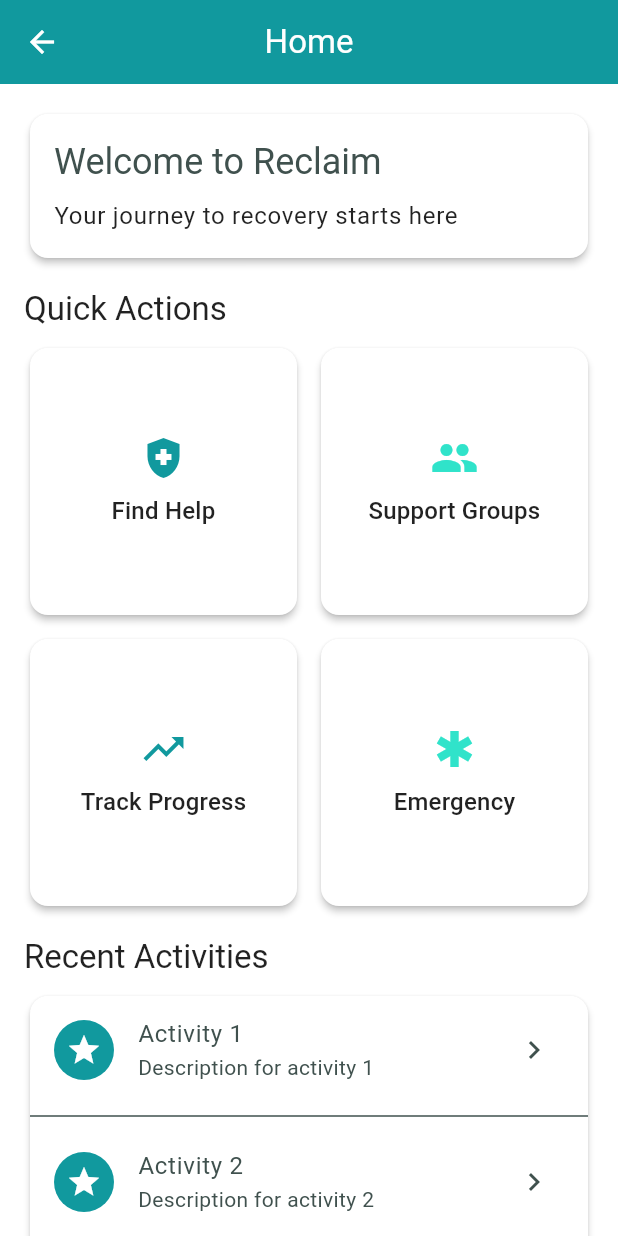
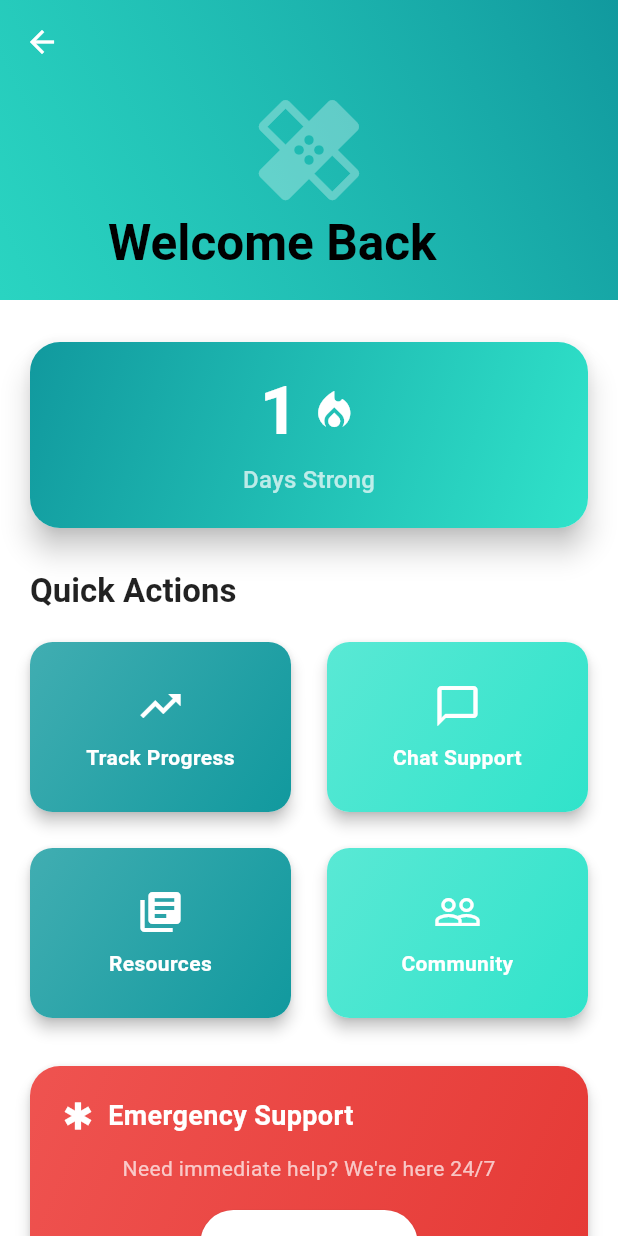
Before and after one commit to Abelboby/Reclaim, a Flutter app: the HomeScreen screen opened directly, on a phone screen of 412 x 824 dp. Run offline on Flutter 3.47's test engine with Material 3 defaults, Android fonts, the phone set to English and light mode, and no system bars; our stand-ins replace confetti, firebase_auth, firebase_core, google_generative_ai, google_sign_in, shared_preferences and 1 more; accounts and stored records are empty.

Commit message:
Touched up the UI here and there

```diff
--- a/lib/core/providers/auth_provider.dart
+++ b/lib/core/providers/auth_provider.dart
@@ -11,9 +11,11 @@ class AuthProvider extends ChangeNotifier {
   final GoogleSignIn _googleSignIn = GoogleSignIn();
 
   User? _user;
+  String? _photoUrl;
   bool _isLoading = false;
 
   User? get user => _user;
+  String? get photoUrl => _photoUrl;
   bool get isLoading => _isLoading;
 
   AuthProvider() {
@@ -48,6 +50,7 @@ class AuthProvider extends ChangeNotifier {
           await _auth.signInWithCredential(credential);
 
       _user = userCredential.user;
+      _photoUrl = googleUser.photoUrl;
       _isLoading = false;
       notifyListeners();
 
--- a/lib/presentation/screens/home/home_screen.dart
+++ b/lib/presentation/screens/home/home_screen.dart
@@ -1,6 +1,8 @@
 import 'package:flutter/material.dart';
 import '../../../core/constants/app_colors.dart';
 import '../tracker/tracker_screen.dart';
+import 'package:provider/provider.dart';
+import '../../../core/providers/sobriety_provider.dart';
 
 class HomeScreen extends StatelessWidget {
   const HomeScreen({super.key});
@@ -8,26 +10,225 @@ class HomeScreen extends StatelessWidget {
   @override
   Widget build(BuildContext context) {
     return Scaffold(
-      appBar: AppBar(
-        title: const Text('Home'),
-        centerTitle: true,
+      body: CustomScrollView(
+        slivers: [
+          SliverAppBar(
+            expandedHeight: 200,
+            floating: false,
+            pinned: true,
+            flexibleSpace: FlexibleSpaceBar(
+              title: const Text(
+                'Welcome Back',
+                style: TextStyle(fontWeight: FontWeight.bold),
               ),
-      body: ListView(
-        padding: const EdgeInsets.all(16),
+              background: Container(
+                decoration: BoxDecoration(
+                  gradient: LinearGradient(
+                    begin: Alignment.topRight,
+                    end: Alignment.bottomLeft,
+                    colors: [
+                      AppColors.oceanBlue,
+                      AppColors.turquoise.withOpacity(0.8),
+                    ],
+                  ),
+                ),
+                child: Center(
+                  child: Icon(
+                    Icons.healing,
+                    size: 80,
+                    color: Colors.white.withOpacity(0.3),
+                  ),
+                ),
+              ),
+            ),
+          ),
+          SliverToBoxAdapter(
+            child: Column(
               children: [
-          _buildWelcomeCard(context),
-          const SizedBox(height: 16),
+                const SizedBox(height: 24),
+                _buildCurrentStreak(context),
+                const SizedBox(height: 24),
                 _buildQuickActions(context),
-          const SizedBox(height: 16),
-          _buildRecentActivities(context),
-          ListTile(
-            leading: const Icon(Icons.track_changes),
-            title: const Text('Track Progress'),
-            onTap: () {
+                const SizedBox(height: 24),
+                _buildEmergencyCard(context),
+                const SizedBox(height: 24),
+              ],
+            ),
+          ),
+        ],
+      ),
+    );
+  }
+
+  Widget _buildCurrentStreak(BuildContext context) {
+    return Consumer<SobrietyProvider>(
+      builder: (context, provider, _) {
+        final data = provider.data;
+        if (data == null) return const SizedBox.shrink();
+
+        return Container(
+          margin: const EdgeInsets.symmetric(horizontal: 16),
+          child: Card(
+            elevation: 8,
+            shape: RoundedRectangleBorder(
+              borderRadius: BorderRadius.circular(20),
+            ),
+            child: Container(
+              padding: const EdgeInsets.all(20),
+              decoration: BoxDecoration(
+                borderRadius: BorderRadius.circular(20),
+                gradient: LinearGradient(
+                  begin: Alignment.topLeft,
+                  end: Alignment.bottomRight,
+                  colors: [
+                    AppColors.oceanBlue,
+                    AppColors.turquoise,
+                  ],
+                ),
+              ),
+              child: Column(
+                children: [
+                  Row(
+                    mainAxisAlignment: MainAxisAlignment.center,
+                    children: [
+                      Text(
+                        '${data.currentStreak}',
+                        style: Theme.of(context).textTheme.displayMedium?.copyWith(
+                              color: Colors.white,
+                              fontWeight: FontWeight.bold,
+                            ),
+                      ),
+                      const SizedBox(width: 8),
+                      const Icon(
+                        Icons.local_fire_department,
+                        color: Colors.white,
+                        size: 32,
+                      ),
+                    ],
+                  ),
+                  const SizedBox(height: 8),
+                  Text(
+                    'Days Strong',
+                    style: Theme.of(context).textTheme.titleMedium?.copyWith(
+                          color: Colors.white70,
+                        ),
+                  ),
+                ],
+              ),
+            ),
+          ),
+        );
+      },
+    );
+  }
+
+  Widget _buildQuickActions(BuildContext context) {
+    final actions = [
+      {
+        'title': 'Track Progress',
+        'icon': Icons.trending_up,
+        'color': AppColors.oceanBlue,
+        'onTap': () {
           Navigator.push(
             context,
-                MaterialPageRoute(
-                  builder: (context) => const TrackerScreen(),
+            MaterialPageRoute(builder: (context) => const TrackerScreen()),
+          );
+        },
+      },
+      {
+        'title': 'Chat Support',
+        'icon': Icons.chat_bubble_outline,
+        'color': AppColors.turquoise,
+        'onTap': () {
+          // Navigate to chat screen
+        },
+      },
+      {
+        'title': 'Resources',
+        'icon': Icons.library_books,
+        'color': AppColors.oceanBlue,
+        'onTap': () {
+          // Navigate to resources screen
+        },
+      },
+      {
+        'title': 'Community',
+        'icon': Icons.people_outline,
+        'color': AppColors.turquoise,
+        'onTap': () {
+          // Navigate to community screen
+        },
+      },
+    ];
+
+    return Container(
+      margin: const EdgeInsets.symmetric(horizontal: 16),
+      child: Column(
+        crossAxisAlignment: CrossAxisAlignment.start,
+        children: [
+          Padding(
+            padding: const EdgeInsets.only(left: 4),
+            child: Text(
+              'Quick Actions',
+              style: Theme.of(context).textTheme.titleLarge?.copyWith(
+                    fontWeight: FontWeight.bold,
+                  ),
+            ),
+          ),
+          const SizedBox(height: 16),
+          GridView.builder(
+            shrinkWrap: true,
+            physics: const NeverScrollableScrollPhysics(),
+            gridDelegate: const SliverGridDelegateWithFixedCrossAxisCount(
+              crossAxisCount: 2,
+              crossAxisSpacing: 16,
+              mainAxisSpacing: 16,
+              childAspectRatio: 1.5,
+            ),
+            itemCount: actions.length,
+            itemBuilder: (context, index) {
+              final action = actions[index];
+              return Card(
+                elevation: 4,
+                shape: RoundedRectangleBorder(
+                  borderRadius: BorderRadius.circular(15),
+                ),
+                child: InkWell(
+                  onTap: action['onTap'] as void Function(),
+                  borderRadius: BorderRadius.circular(15),
+                  child: Container(
+                    padding: const EdgeInsets.all(16),
+                    decoration: BoxDecoration(
+                      borderRadius: BorderRadius.circular(15),
+                      gradient: LinearGradient(
+                        begin: Alignment.topLeft,
+                        end: Alignment.bottomRight,
+                        colors: [
+                          (action['color'] as Color).withOpacity(0.8),
+                          (action['color'] as Color),
+                        ],
+                      ),
+                    ),
+                    child: Column(
+                      mainAxisAlignment: MainAxisAlignment.center,
+                      children: [
+                        Icon(
+                          action['icon'] as IconData,
+                          color: Colors.white,
+                          size: 32,
+                        ),
+                        const SizedBox(height: 8),
+                        Text(
+                          action['title'] as String,
+                          style: const TextStyle(
+                            color: Colors.white,
+                            fontWeight: FontWeight.bold,
+                          ),
+                          textAlign: TextAlign.center,
+                        ),
+                      ],
+                    ),
+                  ),
                 ),
               );
             },
@@ -37,106 +238,74 @@ class HomeScreen extends StatelessWidget {
     );
   }
 
-  Widget _buildWelcomeCard(BuildContext context) {
-    return Card(
-      elevation: 2,
-      child: Padding(
-        padding: const EdgeInsets.all(16),
+  Widget _buildEmergencyCard(BuildContext context) {
+    return Container(
+      margin: const EdgeInsets.symmetric(horizontal: 16),
+      child: Card(
+        elevation: 4,
+        shape: RoundedRectangleBorder(
+          borderRadius: BorderRadius.circular(20),
+        ),
+        child: Container(
+          padding: const EdgeInsets.all(20),
+          decoration: BoxDecoration(
+            borderRadius: BorderRadius.circular(20),
+            gradient: LinearGradient(
+              begin: Alignment.topLeft,
+              end: Alignment.bottomRight,
+              colors: [
+                Colors.red.shade400,
+                Colors.red.shade600,
+              ],
+            ),
+          ),
           child: Column(
-          crossAxisAlignment: CrossAxisAlignment.start,
             children: [
+              const Row(
+                children: [
+                  Icon(
+                    Icons.emergency,
+                    color: Colors.white,
+                    size: 24,
+                  ),
+                  SizedBox(width: 8),
                   Text(
-              'Welcome to Reclaim',
-              style: Theme.of(context).textTheme.headlineSmall,
+                    'Emergency Support',
+                    style: TextStyle(
+                      color: Colors.white,
+                      fontWeight: FontWeight.bold,
+                      fontSize: 18,
                     ),
-            const SizedBox(height: 8),
-            Text(
-              'Your journey to recovery starts here',
-              style: Theme.of(context).textTheme.bodyLarge,
                   ),
                 ],
               ),
+              const SizedBox(height: 12),
+              const Text(
+                'Need immediate help? We\'re here 24/7',
+                style: TextStyle(
+                  color: Colors.white70,
                 ),
-    );
-  }
-
-  Widget _buildQuickActions(BuildContext context) {
-    return Column(
-      crossAxisAlignment: CrossAxisAlignment.start,
-      children: [
-        Text(
-          'Quick Actions',
-          style: Theme.of(context).textTheme.titleLarge,
               ),
-        const SizedBox(height: 8),
-        GridView.count(
-          shrinkWrap: true,
-          physics: const NeverScrollableScrollPhysics(),
-          crossAxisCount: 2,
-          mainAxisSpacing: 8,
-          crossAxisSpacing: 8,
-          children: [
-            _buildActionCard(
-              context,
-              'Find Help',
-              Icons.health_and_safety,
-              AppColors.oceanBlue,
+              const SizedBox(height: 16),
+              ElevatedButton(
+                onPressed: () {
+                  // Handle emergency call
+                },
+                style: ElevatedButton.styleFrom(
+                  backgroundColor: Colors.white,
+                  foregroundColor: Colors.red,
+                  shape: RoundedRectangleBorder(
+                    borderRadius: BorderRadius.circular(30),
                   ),
-            _buildActionCard(
-              context,
-              'Support Groups',
-              Icons.group,
-              AppColors.turquoise,
+                  padding: const EdgeInsets.symmetric(
+                    horizontal: 32,
+                    vertical: 12,
                   ),
-            _buildActionCard(
-              context,
-              'Track Progress',
-              Icons.trending_up,
-              AppColors.oceanBlue,
                 ),
-            _buildActionCard(
-              context,
-              'Emergency',
-              Icons.emergency,
-              AppColors.turquoise,
+                child: const Text(
+                  'Call Helpline',
+                  style: TextStyle(fontWeight: FontWeight.bold),
                 ),
-          ],
-        ),
-      ],
-    );
-  }
-
-  Widget _buildActionCard(
-    BuildContext context,
-    String title,
-    IconData icon,
-    Color color,
-  ) {
-    return Card(
-      elevation: 2,
-      child: InkWell(
-        onTap: () {
-          if (title == 'Track Progress') {
-            Navigator.push(
-              context,
-              MaterialPageRoute(
-                builder: (context) => const TrackerScreen(),
-              ),
-            );
-          }
-          // Handle other actions
-        },
-        child: Padding(
-          padding: const EdgeInsets.all(16),
-          child: Column(
-            mainAxisAlignment: MainAxisAlignment.center,
-            children: [
-              Icon(icon, size: 32, color: color),
-              const SizedBox(height: 8),
-              Text(
-                title,
-                textAlign: TextAlign.center,
-                style: Theme.of(context).textTheme.titleMedium,
               ),
             ],
           ),
@@ -144,39 +313,4 @@ class HomeScreen extends StatelessWidget {
       ),
     );
   }
-
-  Widget _buildRecentActivities(BuildContext context) {
-    return Column(
-      crossAxisAlignment: CrossAxisAlignment.start,
-      children: [
-        Text(
-          'Recent Activities',
-          style: Theme.of(context).textTheme.titleLarge,
-        ),
-        const SizedBox(height: 8),
-        Card(
-          elevation: 2,
-          child: ListView.separated(
-            shrinkWrap: true,
-            physics: const NeverScrollableScrollPhysics(),
-            itemCount: 3,
-            separatorBuilder: (context, index) => const Divider(),
-            itemBuilder: (context, index) {
-              return ListTile(
-                leading: const CircleAvatar(
-                  child: Icon(Icons.star),
-                ),
-                title: Text('Activity ${index + 1}'),
-                subtitle: Text('Description for activity ${index + 1}'),
-                trailing: const Icon(Icons.chevron_right),
-                onTap: () {
-                  // Handle activity tap
-                },
-              );
-            },
-          ),
-        ),
-      ],
-    );
 }
-}
--- a/lib/presentation/screens/profile/profile_screen.dart
+++ b/lib/presentation/screens/profile/profile_screen.dart
@@ -54,7 +54,7 @@ class ProfileScreen extends StatelessWidget {
       body: ListView(
         children: [
           const SizedBox(height: 20),
-          _buildProfileHeader(context, user),
+          _buildProfileHeader(context),
           const SizedBox(height: 20),
           _buildProfileStats(),
           const SizedBox(height: 20),
@@ -66,33 +66,48 @@ class ProfileScreen extends StatelessWidget {
     );
   }
 
-  Widget _buildProfileHeader(BuildContext context, user) {
-    return Column(
+  Widget _buildProfileHeader(BuildContext context) {
+    return Consumer<AuthProvider>(
+      builder: (context, authProvider, _) {
+        final user = authProvider.user;
+        final photoUrl = authProvider.photoUrl;
+
+        return Container(
+          padding: const EdgeInsets.all(16),
+          child: Column(
             children: [
               CircleAvatar(
                 radius: 50,
-          backgroundColor: AppColors.turquoise,
-          child: Text(
+                backgroundColor: AppColors.oceanBlue.withOpacity(0.1),
+                backgroundImage: photoUrl != null ? NetworkImage(photoUrl) : null,
+                child: photoUrl == null
+                    ? Text(
                         user?.displayName?.substring(0, 1).toUpperCase() ?? 'U',
                         style: const TextStyle(
-              fontSize: 40,
-              color: Colors.white,
+                          fontSize: 32,
+                          fontWeight: FontWeight.bold,
+                          color: AppColors.oceanBlue,
                         ),
-          ),
+                      )
+                    : null,
               ),
               const SizedBox(height: 16),
               Text(
                 user?.displayName ?? 'User',
-          style: Theme.of(context).textTheme.titleLarge,
+                style: Theme.of(context).textTheme.titleLarge?.copyWith(
+                      fontWeight: FontWeight.bold,
                     ),
-        const SizedBox(height: 4),
+              ),
               Text(
-          user?.email ?? 'email@example.com',
+                user?.email ?? '',
                 style: Theme.of(context).textTheme.bodyMedium?.copyWith(
                       color: Colors.grey,
                     ),
               ),
             ],
+          ),
+        );
+      },
     );
   }
 
--- a/lib/presentation/screens/tracker/tracker_screen.dart
+++ b/lib/presentation/screens/tracker/tracker_screen.dart
@@ -5,7 +5,6 @@ import 'package:table_calendar/table_calendar.dart';
 import '../../../core/providers/sobriety_provider.dart';
 import '../../../core/models/sobriety_data.dart';
 import '../../../core/constants/app_colors.dart';
-import 'dart:math' show pi;
 
 class TrackerScreen extends StatefulWidget {
   const TrackerScreen({super.key});
```
Lines whose indentation alone changed are shown as unchanged.
